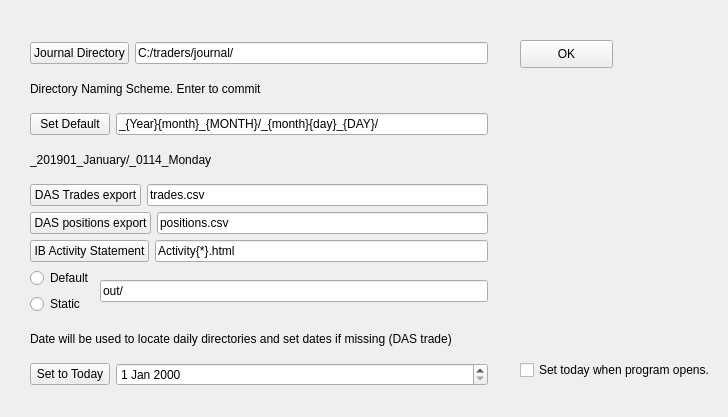
Before: the Qt Designer form src/journal/view/filesettings.ui in MikePia/structjour, drawn with Qt 5.
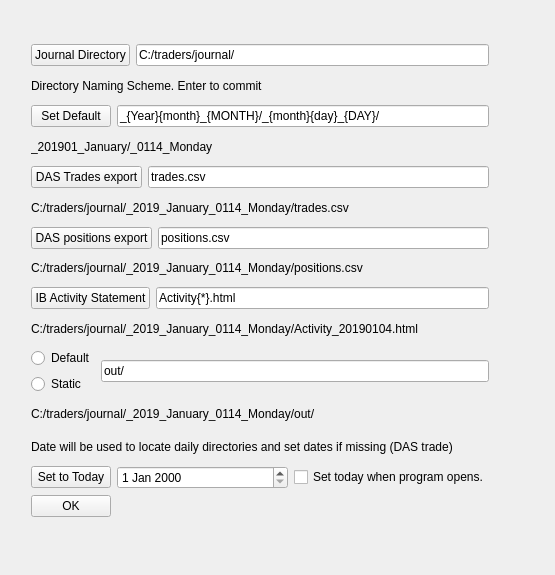
After: the same form once the commit is applied. Icons and pictures are not drawn.

Patch:
```diff
--- a/src/journal/view/filesettings.ui
+++ b/src/journal/view/filesettings.ui
@@ -6,8 +6,8 @@
    <rect>
     <x>0</x>
     <y>0</y>
-    <width>728</width>
-    <height>417</height>
+    <width>555</width>
+    <height>575</height>
    </rect>
   </property>
   <property name="windowTitle">
@@ -17,48 +17,13 @@
    <iconset>
     <normaloff>../../images/ZSLogo.png</normaloff>../../images/ZSLogo.png</iconset>
   </property>
-  <widget class="QPushButton" name="okBtn">
+  <widget class="QWidget" name="">
    <property name="geometry">
     <rect>
-     <x>520</x>
-     <y>40</y>
-     <width>93</width>
-     <height>28</height>
-    </rect>
-   </property>
-   <property name="focusPolicy">
-    <enum>Qt::NoFocus</enum>
-   </property>
-   <property name="text">
-    <string>OK</string>
-   </property>
-  </widget>
-  <widget class="QCheckBox" name="theDateCbox">
-   <property name="geometry">
-    <rect>
-     <x>520</x>
-     <y>360</y>
-     <width>201</width>
-     <height>20</height>
-    </rect>
-   </property>
-   <property name="focusPolicy">
-    <enum>Qt::TabFocus</enum>
-   </property>
-   <property name="text">
-    <string>Set today when program opens.</string>
-   </property>
-   <property name="checked">
-    <bool>false</bool>
-   </property>
-  </widget>
-  <widget class="QWidget" name="layoutWidget">
-   <property name="geometry">
-    <rect>
-     <x>30</x>
-     <y>42</y>
+     <x>31</x>
+     <y>44</y>
      <width>458</width>
-     <height>344</height>
+     <height>473</height>
     </rect>
    </property>
    <layout class="QVBoxLayout" name="verticalLayout_2">
@@ -166,6 +131,13 @@
       </item>
      </layout>
     </item>
+    <item>
+     <widget class="QLabel" name="dasInfileLbl">
+      <property name="text">
+       <string>C:/traders/journal/_2019_January_0114_Monday/trades.csv</string>
+      </property>
+     </widget>
+    </item>
     <item>
      <layout class="QHBoxLayout" name="horizontalLayout_4">
       <item>
@@ -193,6 +165,13 @@
       </item>
      </layout>
     </item>
+    <item>
+     <widget class="QLabel" name="label_3">
+      <property name="text">
+       <string>C:/traders/journal/_2019_January_0114_Monday/positions.csv</string>
+      </property>
+     </widget>
+    </item>
     <item>
      <layout class="QHBoxLayout" name="horizontalLayout_5">
       <item>
@@ -217,6 +196,13 @@
       </item>
      </layout>
     </item>
+    <item>
+     <widget class="QLabel" name="label_4">
+      <property name="text">
+       <string>C:/traders/journal/_2019_January_0114_Monday/Activity_20190104.html</string>
+      </property>
+     </widget>
+    </item>
     <item>
      <layout class="QHBoxLayout" name="horizontalLayout_6">
       <item>
@@ -255,6 +241,13 @@
       </item>
      </layout>
     </item>
+    <item>
+     <widget class="QLabel" name="outdirLbl">
+      <property name="text">
+       <string>C:/traders/journal/_2019_January_0114_Monday/out/</string>
+      </property>
+     </widget>
+    </item>
     <item>
      <widget class="QLabel" name="explainDateLbl">
       <property name="text">
@@ -286,6 +279,46 @@
          <string>&lt;html&gt;&lt;head/&gt;&lt;body&gt;&lt;p&gt;Date will be used to locate the desired directories for input files. It wil also be used if the input files are missing dates. This is the case for the DAS trades export file, aka trades.csv.&lt;/p&gt;&lt;/body&gt;&lt;/html&gt;</string>
         </property>
        </widget>
+      </item>
+      <item>
+       <widget class="QCheckBox" name="theDateCbox">
+        <property name="focusPolicy">
+         <enum>Qt::TabFocus</enum>
+        </property>
+        <property name="text">
+         <string>Set today when program opens.</string>
+        </property>
+        <property name="checked">
+         <bool>false</bool>
+        </property>
+       </widget>
+      </item>
+     </layout>
+    </item>
+    <item>
+     <layout class="QHBoxLayout" name="horizontalLayout_8">
+      <item>
+       <widget class="QPushButton" name="okBtn">
+        <property name="focusPolicy">
+         <enum>Qt::NoFocus</enum>
+        </property>
+        <property name="text">
+         <string>OK</string>
+        </property>
+       </widget>
+      </item>
+      <item>
+       <spacer name="horizontalSpacer">
+        <property name="orientation">
+         <enum>Qt::Horizontal</enum>
+        </property>
+        <property name="sizeHint" stdset="0">
+         <size>
+          <width>228</width>
+          <height>20</height>
+         </size>
+        </property>
+       </spacer>
       </item>
      </layout>
     </item>
```
